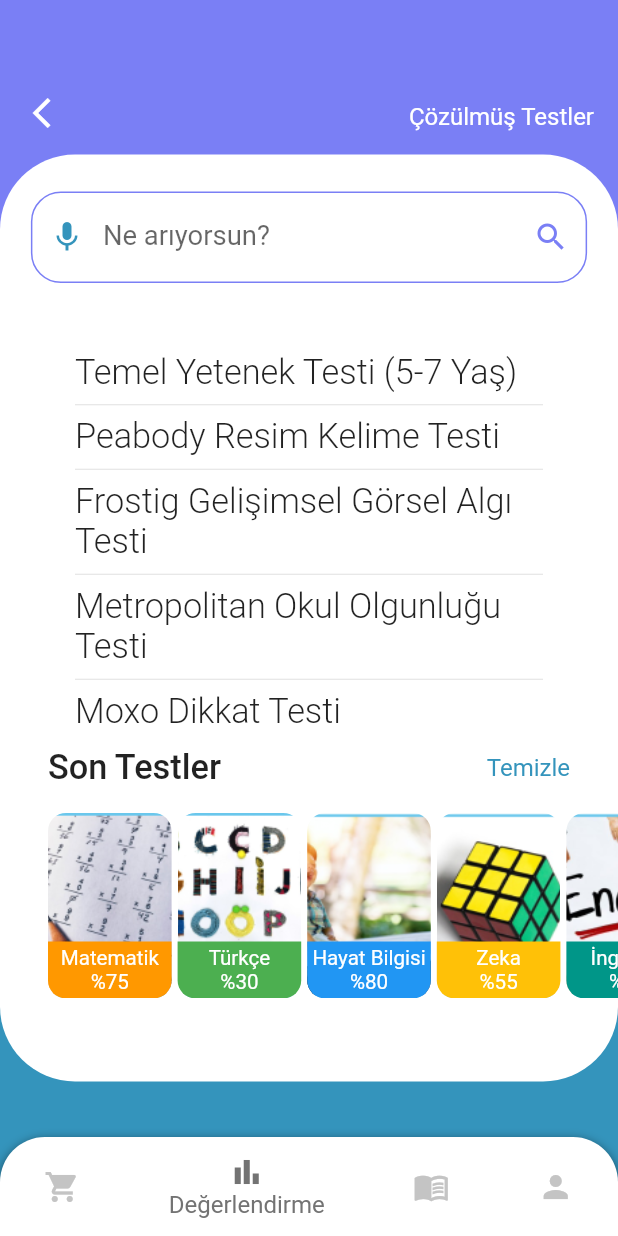
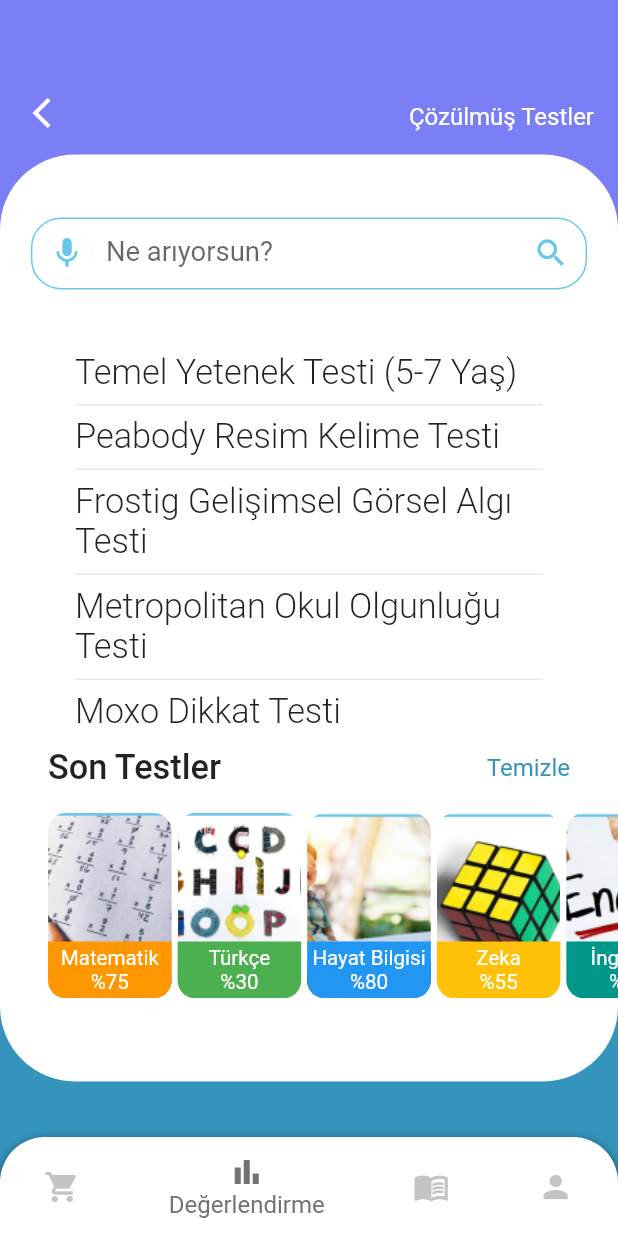
Before and after one commit to hasan-ciftci/dodi, a Flutter app: the SolvedTestsView screen opened by its route, after a tap on the "arrow back ios" icon, on a phone screen of 412 x 824 dp. Run offline on Flutter 3.47's test engine with Material 2 defaults, Android fonts, the phone set to English and light mode, and no system bars; our stand-ins replace auto_size_text, charts_flutter, flutter_screenutil, mask_text_input_formatter, permission_handler, speech_to_text.

Commit message:
Speech recognation added to solved tests view.

```diff
--- a/lib/view/solved_tests_view.dart
+++ b/lib/view/solved_tests_view.dart
@@ -1,6 +1,13 @@
+import 'dart:math';
+
 import 'package:dodi/core/enums/selected_page_enum.dart';
 import 'package:dodi/widget/bottom_bar.dart';
 import 'package:flutter/material.dart';
+import 'package:permission_handler/permission_handler.dart';
+
+import 'package:speech_to_text/speech_recognition_error.dart';
+import 'package:speech_to_text/speech_recognition_result.dart';
+import 'package:speech_to_text/speech_to_text.dart';
 
 import '../core/constants/image_constants.dart';
 
@@ -11,6 +18,17 @@ class SolvedTestsView extends StatefulWidget {
 
 class _SolvedTestsViewState extends State<SolvedTestsView> {
   TextEditingController searchController = TextEditingController();
+  bool _hasSpeech = false;
+  double level = 0.0;
+  double minSoundLevel = 50000;
+  double maxSoundLevel = -50000;
+  String lastWords = '';
+  String lastError = '';
+  String lastStatus = '';
+  String _currentLocaleId = 'tr_TR';
+  int resultListened = 0;
+  bool hasSpeech = false;
+  final SpeechToText speech = SpeechToText();
 
   @override
   void initState() {
@@ -18,6 +36,7 @@ class _SolvedTestsViewState extends State<SolvedTestsView> {
     searchController.addListener(() {
       setState(() {});
     });
+    initSpeechState();
   }
 
   @override
@@ -55,9 +74,13 @@ class _SolvedTestsViewState extends State<SolvedTestsView> {
                 child: SizedBox(
                   height: size.height * .1,
                   width: size.width * .9,
-                  child: TextFormField(
+                  child: Stack(
+                    alignment: Alignment.centerLeft,
+                    children: [
+                      TextFormField(
                         controller: searchController,
                         decoration: InputDecoration(
+                          contentPadding: EdgeInsets.only(left: 50.0),
                           focusedBorder: OutlineInputBorder(
                             borderSide: BorderSide(
                               color: Theme.of(context).backgroundColor,
@@ -68,17 +91,44 @@ class _SolvedTestsViewState extends State<SolvedTestsView> {
                           ),
                           enabledBorder: OutlineInputBorder(
                             borderSide: BorderSide(
-                            color: Theme.of(context).backgroundColor),
+                                color: Theme.of(context).primaryColorLight),
                             borderRadius: BorderRadius.all(
                               Radius.circular(20.0),
                             ),
                           ),
                           suffixIcon: Icon(Icons.search,
-                          color: Theme.of(context).backgroundColor),
-                      prefixIcon: Icon(Icons.mic,
-                          color: Theme.of(context).primaryColor),
-                      labelText: "Ne arıyorsun?",
+                              color: Theme.of(context).primaryColorLight),
+                          labelText: speech.isListening
+                              ? "Dinleniyor..."
+                              : "Ne arıyorsun?",
                         ),
+                      ),
+                      AnimatedOpacity(
+                        opacity: hasSpeech ? 1 : 0,
+                        duration: Duration(seconds: 1),
+                        child: IconButton(
+                          icon: Container(
+                            width: 40,
+                            height: 40,
+                            decoration: BoxDecoration(
+                                boxShadow: [
+                                  BoxShadow(
+                                      blurRadius: .26,
+                                      spreadRadius: level * 1.5,
+                                      color: Colors.black.withOpacity(.05))
+                                ],
+                                color: Colors.white,
+                                borderRadius:
+                                    BorderRadius.all(Radius.circular(50))),
+                            child: Icon(Icons.mic,
+                                color: Theme.of(context).primaryColorLight),
+                          ),
+                          onPressed: !_hasSpeech || speech.isListening
+                              ? null
+                              : startListening,
+                        ),
+                      ),
+                    ],
                   ),
                 ),
               ),
@@ -264,6 +314,97 @@ class _SolvedTestsViewState extends State<SolvedTestsView> {
     Colors.pinkAccent,
     Colors.orange,
   ];
+
+  void requestPermission() async {
+    PermissionStatus permission = await PermissionHandler()
+        .checkPermissionStatus(PermissionGroup.microphone);
+
+    if (permission != PermissionStatus.granted) {
+      await PermissionHandler()
+          .requestPermissions([PermissionGroup.microphone]);
+    }
+  }
+
+  void startListening() {
+    lastWords = '';
+    lastError = '';
+    speech.listen(
+        onResult: resultListener,
+        listenFor: Duration(seconds: 5),
+        pauseFor: Duration(seconds: 5),
+        partialResults: false,
+        localeId: _currentLocaleId,
+        onSoundLevelChange: soundLevelListener,
+        cancelOnError: true,
+        listenMode: ListenMode.confirmation);
+    setState(() {});
+  }
+
+  void stopListening() {
+    speech.stop();
+    setState(() {
+      level = 0.0;
+    });
+  }
+
+  void cancelListening() {
+    speech.cancel();
+    setState(() {
+      level = 0.0;
+    });
+  }
+
+  void resultListener(SpeechRecognitionResult result) {
+    ++resultListened;
+    print('Result listener $resultListened');
+    setState(() {
+      lastWords = '${result.recognizedWords}';
+      searchController.text = lastWords;
+    });
+  }
+
+  void soundLevelListener(double level) {
+    minSoundLevel = min(minSoundLevel, level);
+    maxSoundLevel = max(maxSoundLevel, level);
+    // print("sound level $level: $minSoundLevel - $maxSoundLevel ");
+    setState(() {
+      this.level = level;
+    });
+  }
+
+  void errorListener(SpeechRecognitionError error) {
+    print("Received error status: $error, listening: ${speech.isListening}");
+    setState(() {
+      lastError = '${error.errorMsg} - ${error.permanent}';
+    });
+  }
+
+  void statusListener(String status) {
+    print(
+        'Received listener status: $status, listening: ${speech.isListening}');
+    setState(() {
+      lastStatus = '$status';
+    });
+  }
+
+  Future<void> initSpeechState() async {
+    requestPermission();
+    hasSpeech = await speech.initialize(
+        onError: errorListener,
+        onStatus: statusListener,
+        debugLogging: true,
+        finalTimeout: Duration(milliseconds: 0));
+    if (hasSpeech) {
+      var systemLocale = await speech.systemLocale();
+      _currentLocaleId = systemLocale.localeId;
+    }
+
+    if (!mounted) return;
+
+    setState(() {
+      _hasSpeech = hasSpeech;
+    });
+  }
 }
 
 class CourseCard extends StatelessWidget {
```
Lines whose indentation alone changed are shown as unchanged.
